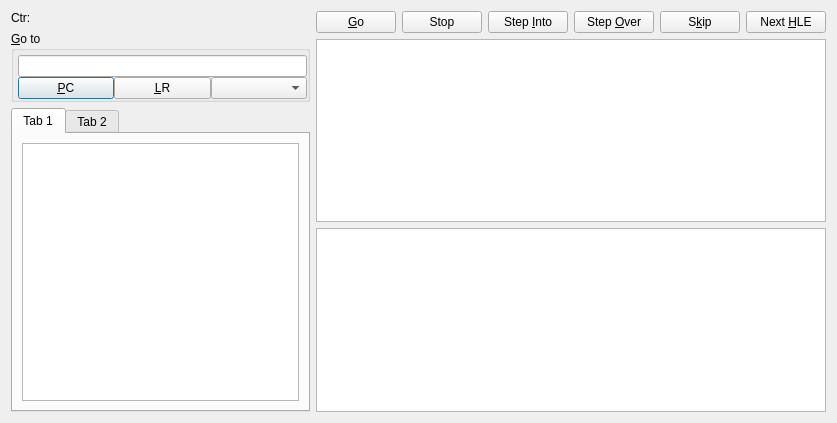
Old version of the form PPSSPP/Qt/debugger_disasm.ui in the repository kiddreads/Avalon.
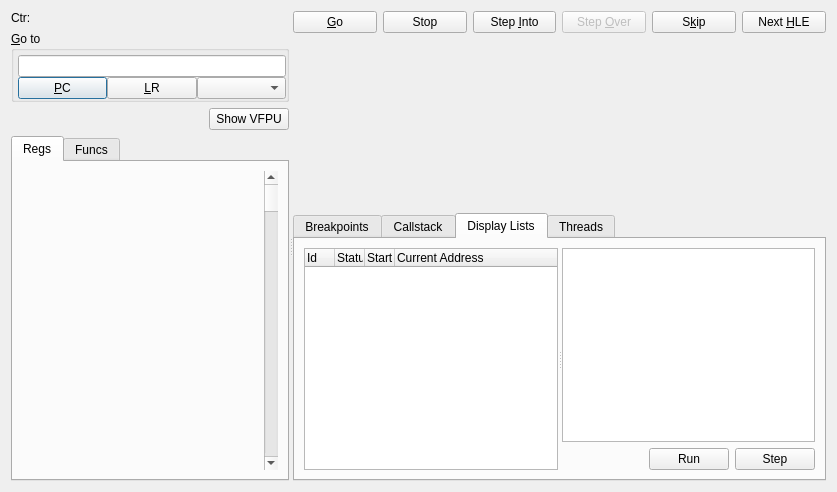
New version of the form. Custom widgets are drawn as their Qt base class.

Commit message: Add debug dialogs (DisAsm, Memory, VFPU). New features : Breakpoint display, thread status, display list status Update translation and start french translation

The edit to the form file:
```diff
--- a/PPSSPP/Qt/debugger_disasm.ui
+++ b/PPSSPP/Qt/debugger_disasm.ui
@@ -7,7 +7,7 @@
     <x>0</x>
     <y>0</y>
     <width>837</width>
-    <height>423</height>
+    <height>492</height>
    </rect>
   </property>
   <property name="focusPolicy">
@@ -16,8 +16,13 @@
   <property name="windowTitle">
    <string>Dialog</string>
   </property>
-  <layout class="QHBoxLayout" name="horizontalLayout_2">
+  <layout class="QHBoxLayout" name="horizontalLayout_7">
    <item>
+    <widget class="QSplitter" name="splitter_2">
+     <property name="orientation">
+      <enum>Qt::Horizontal</enum>
+     </property>
+     <widget class="QWidget" name="layoutWidget">
     <layout class="QVBoxLayout" name="verticalLayout_2">
      <item>
       <widget class="QLabel" name="label">
@@ -102,6 +107,30 @@
        </layout>
       </widget>
      </item>
+       <item>
+        <layout class="QHBoxLayout" name="horizontalLayout_2">
+         <item>
+          <spacer name="horizontalSpacer_2">
+           <property name="orientation">
+            <enum>Qt::Horizontal</enum>
+           </property>
+           <property name="sizeHint" stdset="0">
+            <size>
+             <width>40</width>
+             <height>20</height>
+            </size>
+           </property>
+          </spacer>
+         </item>
+         <item>
+          <widget class="QPushButton" name="vfpu">
+           <property name="text">
+            <string>Show VFPU</string>
+           </property>
+          </widget>
+         </item>
+        </layout>
+       </item>
      <item>
       <widget class="QTabWidget" name="tabWidget">
        <property name="currentIndex">
@@ -115,17 +144,58 @@
          </sizepolicy>
         </property>
         <attribute name="title">
-         <string>Tab 1</string>
+           <string>Regs</string>
         </attribute>
         <layout class="QHBoxLayout" name="horizontalLayout_4">
          <item>
-          <widget class="CtrlRegisterList" name="RegList"/>
+            <widget class="CtrlRegisterList" name="RegList" native="true">
+             <property name="sizePolicy">
+              <sizepolicy hsizetype="Expanding" vsizetype="Expanding">
+               <horstretch>0</horstretch>
+               <verstretch>0</verstretch>
+              </sizepolicy>
+             </property>
+             <property name="focusPolicy">
+              <enum>Qt::ClickFocus</enum>
+             </property>
+             <property name="contextMenuPolicy">
+              <enum>Qt::CustomContextMenu</enum>
+             </property>
+             <layout class="QHBoxLayout" name="horizontalLayout_6">
+              <property name="spacing">
+               <number>0</number>
+              </property>
+              <property name="margin">
+               <number>0</number>
+              </property>
+              <item>
+               <spacer name="horizontalSpacer">
+                <property name="orientation">
+                 <enum>Qt::Horizontal</enum>
+                </property>
+                <property name="sizeHint" stdset="0">
+                 <size>
+                  <width>229</width>
+                  <height>20</height>
+                 </size>
+                </property>
+               </spacer>
+              </item>
+              <item>
+               <widget class="QScrollBar" name="RegListScroll">
+                <property name="orientation">
+                 <enum>Qt::Vertical</enum>
+                </property>
+               </widget>
+              </item>
+             </layout>
+            </widget>
          </item>
         </layout>
        </widget>
        <widget class="QWidget" name="tab_2">
         <attribute name="title">
-         <string>Tab 2</string>
+           <string>Funcs</string>
         </attribute>
         <layout class="QHBoxLayout" name="horizontalLayout_5">
          <item>
@@ -136,8 +206,8 @@
       </widget>
      </item>
     </layout>
-   </item>
-   <item>
+     </widget>
+     <widget class="QWidget" name="layoutWidget">
     <layout class="QVBoxLayout" name="verticalLayout">
      <item>
       <layout class="QHBoxLayout" name="horizontalLayout">
@@ -182,6 +252,9 @@
        </item>
        <item>
         <widget class="QPushButton" name="StepOver">
+           <property name="enabled">
+            <bool>false</bool>
+           </property>
          <property name="sizePolicy">
           <sizepolicy hsizetype="Expanding" vsizetype="Fixed">
            <horstretch>0</horstretch>
@@ -222,66 +295,274 @@
       </layout>
      </item>
      <item>
-      <widget class="CtrlDisAsmView" name="DisasmView">
+        <widget class="CtrlDisAsmView" name="DisasmView" native="true">
+         <property name="sizePolicy">
+          <sizepolicy hsizetype="Expanding" vsizetype="Expanding">
+           <horstretch>0</horstretch>
+           <verstretch>0</verstretch>
+          </sizepolicy>
+         </property>
+         <property name="focusPolicy">
+          <enum>Qt::ClickFocus</enum>
+         </property>
        <property name="contextMenuPolicy">
         <enum>Qt::CustomContextMenu</enum>
        </property>
-       <property name="horizontalScrollBarPolicy">
-        <enum>Qt::ScrollBarAlwaysOff</enum>
-       </property>
-       <property name="selectionMode">
-        <enum>QAbstractItemView::SingleSelection</enum>
-       </property>
-       <property name="selectionBehavior">
-        <enum>QAbstractItemView::SelectRows</enum>
-       </property>
-       <property name="showGrid">
-        <bool>true</bool>
-       </property>
-       <property name="gridStyle">
-        <enum>Qt::NoPen</enum>
-       </property>
-       <property name="rowCount">
-        <number>5</number>
-       </property>
-       <property name="columnCount">
-        <number>5</number>
-       </property>
-       <attribute name="horizontalHeaderVisible">
-        <bool>false</bool>
-       </attribute>
-       <attribute name="verticalHeaderVisible">
-        <bool>false</bool>
-       </attribute>
-       <row/>
-       <row/>
-       <row/>
-       <row/>
-       <row/>
-       <column/>
-       <column/>
-       <column/>
-       <column/>
-       <column/>
-      </widget>
-     </item>
+        </widget>
+       </item>
+       <item>
+        <widget class="QTabWidget" name="tabWidget_2">
+         <property name="currentIndex">
+          <number>2</number>
+         </property>
+         <widget class="QWidget" name="tab_3">
+          <attribute name="title">
+           <string>Breakpoints</string>
+          </attribute>
+          <layout class="QVBoxLayout" name="verticalLayout_4">
+           <item>
+            <widget class="QTreeWidget" name="breakpointsList">
+             <property name="contextMenuPolicy">
+              <enum>Qt::CustomContextMenu</enum>
+             </property>
+             <property name="itemsExpandable">
+              <bool>false</bool>
+             </property>
+             <property name="expandsOnDoubleClick">
+              <bool>false</bool>
+             </property>
+             <attribute name="headerDefaultSectionSize">
+              <number>30</number>
+             </attribute>
+             <column>
+              <property name="text">
+               <string>Address</string>
+              </property>
+             </column>
+            </widget>
+           </item>
+           <item>
+            <layout class="QHBoxLayout" name="horizontalLayout_8">
+             <item>
+              <spacer name="horizontalSpacer_3">
+               <property name="orientation">
+                <enum>Qt::Horizontal</enum>
+               </property>
+               <property name="sizeHint" stdset="0">
+                <size>
+                 <width>40</width>
+                 <height>20</height>
+                </size>
+               </property>
+              </spacer>
+             </item>
+             <item>
+              <widget class="QPushButton" name="clearAllBP">
+               <property name="text">
+                <string>Clear All</string>
+               </property>
+              </widget>
+             </item>
+            </layout>
+           </item>
+          </layout>
+         </widget>
+         <widget class="QWidget" name="tab_6">
+          <attribute name="title">
+           <string>Callstack</string>
+          </attribute>
+          <layout class="QVBoxLayout" name="verticalLayout_5">
      <item>
       <widget class="QListWidget" name="callStack"/>
      </item>
     </layout>
+         </widget>
+         <widget class="QWidget" name="tab_4">
+          <attribute name="title">
+           <string>Display Lists</string>
+          </attribute>
+          <layout class="QHBoxLayout" name="horizontalLayout_10">
+           <item>
+            <widget class="QSplitter" name="splitter">
+             <property name="orientation">
+              <enum>Qt::Horizontal</enum>
+             </property>
+             <widget class="QTreeWidget" name="displayList">
+              <property name="contextMenuPolicy">
+               <enum>Qt::CustomContextMenu</enum>
+              </property>
+              <property name="rootIsDecorated">
+               <bool>false</bool>
+              </property>
+              <property name="itemsExpandable">
+               <bool>false</bool>
+              </property>
+              <property name="expandsOnDoubleClick">
+               <bool>false</bool>
+              </property>
+              <attribute name="headerDefaultSectionSize">
+               <number>30</number>
+              </attribute>
+              <column>
+               <property name="text">
+                <string>Id</string>
+               </property>
+              </column>
+              <column>
+               <property name="text">
+                <string>Status</string>
+               </property>
+              </column>
+              <column>
+               <property name="text">
+                <string>Start Address</string>
+               </property>
+              </column>
+              <column>
+               <property name="text">
+                <string>Current Address</string>
+               </property>
+              </column>
+             </widget>
+             <widget class="QWidget" name="layoutWidget">
+              <layout class="QVBoxLayout" name="verticalLayout_6">
+               <item>
+                <widget class="QTreeWidget" name="displayListData">
+                 <property name="rootIsDecorated">
+                  <bool>false</bool>
+                 </property>
+                 <property name="itemsExpandable">
+                  <bool>false</bool>
+                 </property>
+                 <property name="expandsOnDoubleClick">
+                  <bool>false</bool>
+                 </property>
+                 <property name="columnCount">
+                  <number>2</number>
+                 </property>
+                 <attribute name="headerVisible">
+                  <bool>false</bool>
+                 </attribute>
+                 <column>
+                  <property name="text">
+                   <string notr="true">1</string>
+                  </property>
+                 </column>
+                 <column>
+                  <property name="text">
+                   <string notr="true">2</string>
+                  </property>
+                 </column>
+                </widget>
+               </item>
+               <item>
+                <layout class="QHBoxLayout" name="horizontalLayout_9">
+                 <item>
+                  <spacer name="horizontalSpacer_4">
+                   <property name="orientation">
+                    <enum>Qt::Horizontal</enum>
+                   </property>
+                   <property name="sizeHint" stdset="0">
+                    <size>
+                     <width>40</width>
+                     <height>20</height>
+                    </size>
+                   </property>
+                  </spacer>
+                 </item>
+                 <item>
+                  <widget class="QPushButton" name="runBtn">
+                   <property name="text">
+                    <string>Run</string>
+                   </property>
+                  </widget>
+                 </item>
+                 <item>
+                  <widget class="QPushButton" name="nextGPU">
+                   <property name="text">
+                    <string>Step</string>
+                   </property>
+                  </widget>
+                 </item>
+                </layout>
+               </item>
+              </layout>
+             </widget>
+            </widget>
+           </item>
+          </layout>
+         </widget>
+         <widget class="QWidget" name="tab_5">
+          <attribute name="title">
+           <string>Threads</string>
+          </attribute>
+          <layout class="QVBoxLayout" name="verticalLayout_7">
+           <item>
+            <widget class="QTreeWidget" name="threadList">
+             <property name="contextMenuPolicy">
+              <enum>Qt::CustomContextMenu</enum>
+             </property>
+             <property name="rootIsDecorated">
+              <bool>false</bool>
+             </property>
+             <property name="itemsExpandable">
+              <bool>false</bool>
+             </property>
+             <property name="expandsOnDoubleClick">
+              <bool>false</bool>
+             </property>
+             <attribute name="headerDefaultSectionSize">
+              <number>50</number>
+             </attribute>
+             <column>
+              <property name="text">
+               <string>Id</string>
+              </property>
+             </column>
+             <column>
+              <property name="text">
+               <string>Name</string>
+              </property>
+             </column>
+             <column>
+              <property name="text">
+               <string>Status</string>
+              </property>
+             </column>
+             <column>
+              <property name="text">
+               <string>Current PC</string>
+              </property>
+             </column>
+             <column>
+              <property name="text">
+               <string>Entry point</string>
+              </property>
+             </column>
+            </widget>
+           </item>
+          </layout>
+         </widget>
+        </widget>
+       </item>
+      </layout>
+     </widget>
+    </widget>
    </item>
   </layout>
  </widget>
  <customwidgets>
-  <customwidget>
-   <class>CtrlRegisterList</class>
-   <extends>QListWidget</extends>
-   <header>ctrlregisterlist.h</header>
-  </customwidget>
   <customwidget>
    <class>CtrlDisAsmView</class>
-   <extends>QTableWidget</extends>
+   <extends>QWidget</extends>
    <header>ctrldisasmview.h</header>
+   <container>1</container>
+  </customwidget>
+  <customwidget>
+   <class>CtrlRegisterList</class>
+   <extends>QWidget</extends>
+   <header>ctrlregisterlist.h</header>
+   <container>1</container>
   </customwidget>
  </customwidgets>
  <resources/>
```
Left out of the diff: 2 changed lines with no effect on the pictures. Lines whose indentation alone changed are shown as unchanged. The commit also changes 44 other files.
